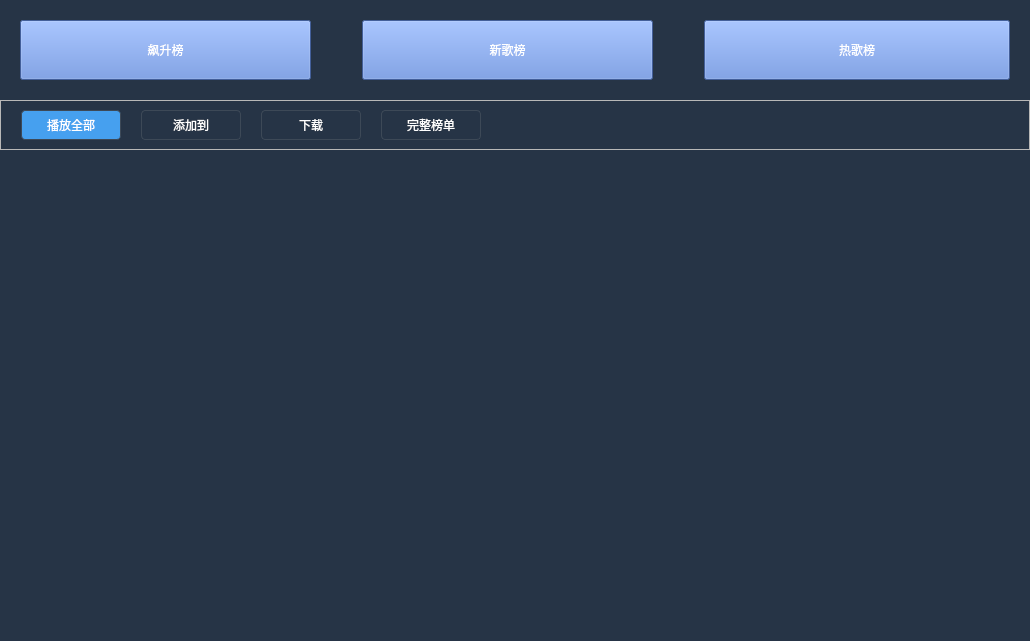
Qt form VideoPlayer/mainwidget/rankinglist/RankingList.ui (huizhang556/pc-video-player) before a commit.
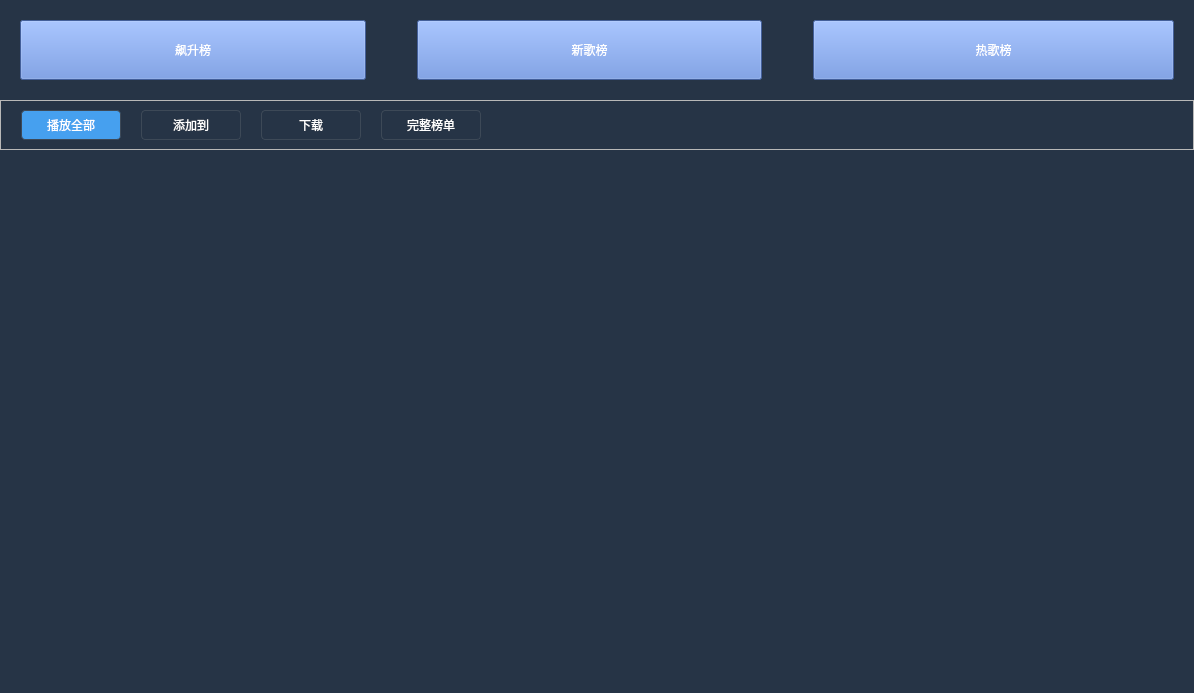
The same form after that commit. Custom widgets are drawn as their Qt base class.

Patch:
```diff
--- a/VideoPlayer/mainwidget/rankinglist/RankingList.ui
+++ b/VideoPlayer/mainwidget/rankinglist/RankingList.ui
@@ -6,8 +6,8 @@
    <rect>
     <x>0</x>
     <y>0</y>
-    <width>1030</width>
-    <height>641</height>
+    <width>1194</width>
+    <height>693</height>
    </rect>
   </property>
   <property name="windowTitle">
@@ -54,8 +54,8 @@
        <rect>
         <x>0</x>
         <y>0</y>
-        <width>1030</width>
-        <height>641</height>
+        <width>1194</width>
+        <height>693</height>
        </rect>
       </property>
       <property name="minimumSize">
@@ -70,25 +70,7 @@
         <height>16777215</height>
        </size>
       </property>
-      <layout class="QVBoxLayout" name="verticalLayout_4">
-       <property name="spacing">
-        <number>0</number>
-       </property>
-       <property name="leftMargin">
-        <number>0</number>
-       </property>
-       <property name="topMargin">
-        <number>0</number>
-       </property>
-       <property name="rightMargin">
-        <number>0</number>
-       </property>
-       <property name="bottomMargin">
-        <number>0</number>
-       </property>
-       <item>
-        <widget class="QWidget" name="widget_area1" native="true">
-         <layout class="QVBoxLayout" name="verticalLayout_5">
+      <layout class="QVBoxLayout" name="verticalLayout_9">
           <property name="spacing">
            <number>0</number>
           </property>
@@ -572,9 +554,6 @@
              </widget>
             </item>
            </layout>
-          </item>
-         </layout>
-        </widget>
        </item>
       </layout>
      </widget>
```
Left out of the diff: 2 changed lines with no effect on the pictures. Lines whose indentation alone changed are shown as unchanged.
